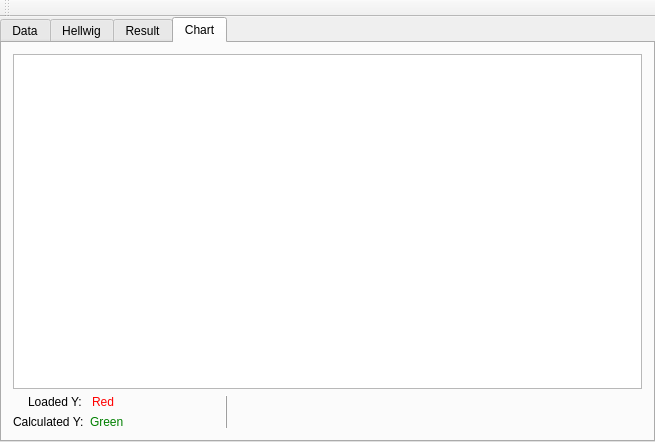
First picture: the form in Hellwig/hellwig.ui, repository rivix666/PO_Hellwig, before the edit.
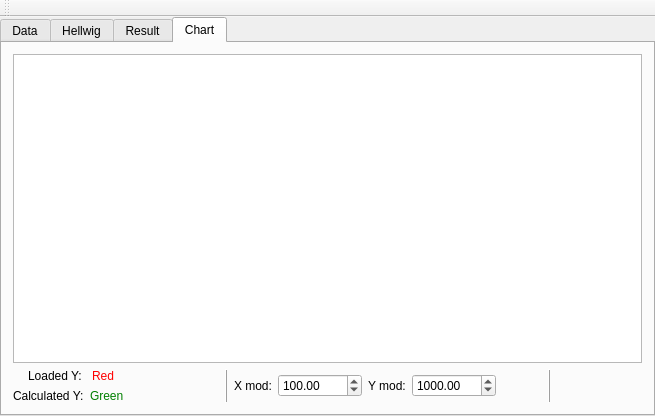
Second picture: the form after the edit. The open tabs and pages were chosen to show the change. Icons and pictures are not drawn.

What changed in the file:
```diff
--- a/Hellwig/hellwig.ui
+++ b/Hellwig/hellwig.ui
@@ -7,7 +7,7 @@
     <x>0</x>
     <y>0</y>
     <width>655</width>
-    <height>442</height>
+    <height>416</height>
    </rect>
   </property>
   <property name="windowTitle">
@@ -698,6 +698,82 @@
             </property>
            </widget>
           </item>
+          <item>
+           <widget class="QLabel" name="label_10">
+            <property name="text">
+             <string>X mod:</string>
+            </property>
+           </widget>
+          </item>
+          <item>
+           <widget class="QDoubleSpinBox" name="doubleSpinBox_chart_x">
+            <property name="prefix">
+             <string/>
+            </property>
+            <property name="minimum">
+             <double>1.000000000000000</double>
+            </property>
+            <property name="maximum">
+             <double>100000.000000000000000</double>
+            </property>
+            <property name="singleStep">
+             <double>10.000000000000000</double>
+            </property>
+            <property name="value">
+             <double>100.000000000000000</double>
+            </property>
+           </widget>
+          </item>
+          <item>
+           <widget class="QLabel" name="label_11">
+            <property name="text">
+             <string>Y mod:</string>
+            </property>
+           </widget>
+          </item>
+          <item>
+           <widget class="QDoubleSpinBox" name="doubleSpinBox_chart_y">
+            <property name="maximum">
+             <double>100000.000000000000000</double>
+            </property>
+            <property name="singleStep">
+             <double>10.000000000000000</double>
+            </property>
+            <property name="value">
+             <double>1000.000000000000000</double>
+            </property>
+           </widget>
+          </item>
+          <item>
+           <widget class="QPushButton" name="pushButton_refresh_chart">
+            <property name="text">
+             <string/>
+            </property>
+            <property name="icon">
+             <iconset resource="hellwig.qrc">
+              <normaloff>:/Resources/arrow_refresh.png</normaloff>:/Resources/arrow_refresh.png</iconset>
+            </property>
+            <property name="iconSize">
+             <size>
+              <width>24</width>
+              <height>24</height>
+             </size>
+            </property>
+            <property name="flat">
+             <bool>true</bool>
+            </property>
+           </widget>
+          </item>
+          <item>
+           <widget class="QFrame" name="frame_9">
+            <property name="frameShape">
+             <enum>QFrame::VLine</enum>
+            </property>
+            <property name="frameShadow">
+             <enum>QFrame::Raised</enum>
+            </property>
+           </widget>
+          </item>
           <item>
            <widget class="QPushButton" name="pushButton_graph_clear">
             <property name="toolTip">
```
